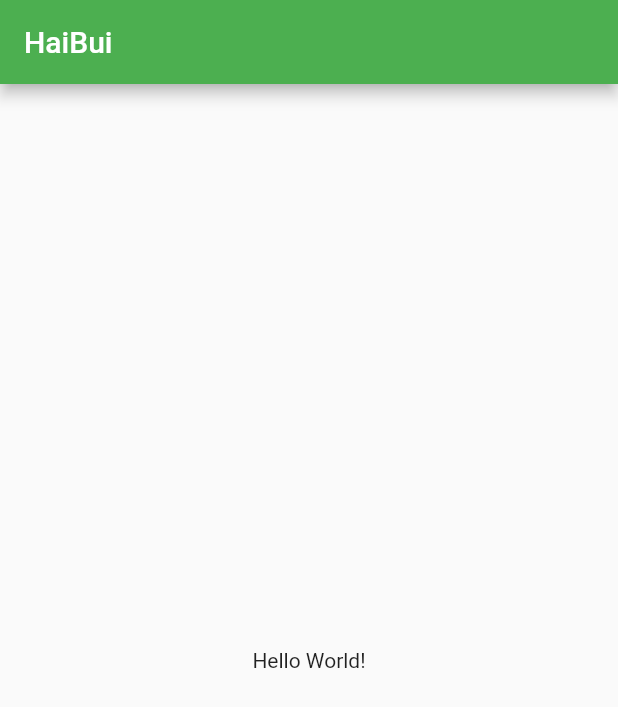
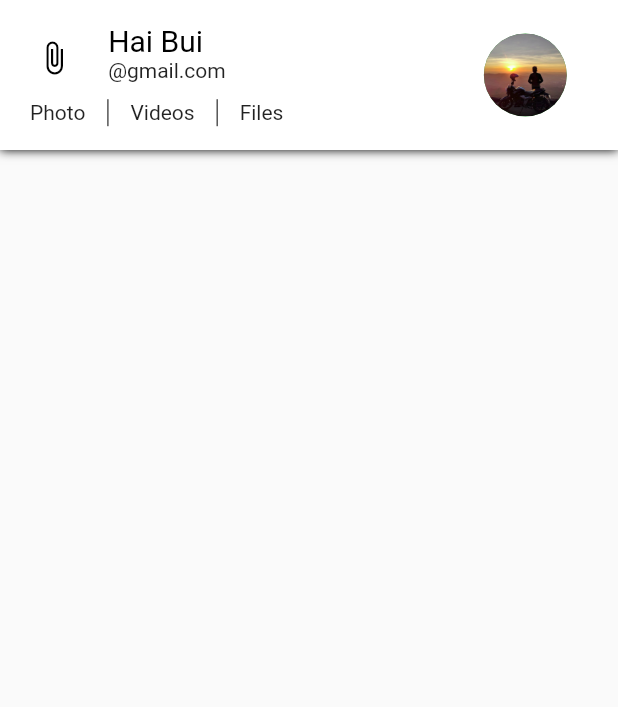
Before and after one commit to haibthe/flutter-messaging, a Flutter app: the screen it shows after launch, on a phone screen of 412 x 824 dp. Shown: the top 707 px of the screen. Run offline on Flutter 3.47's test engine with Material 2 defaults, Android fonts, the phone set to English and light mode, and no system bars.

Commit message:
Day 3-4: Building a chat Screen in Flutter - add user.png - chat_app_bar completed. - show chat_app_bar in app.

```diff
--- /dev/null
+++ b/lib/config/assets.dart
@@ -0,0 +1,3 @@
+class Assets {
+  static String user = 'assets/user.png';
+}
--- /dev/null
+++ b/lib/config/palette.dart
@@ -0,0 +1,18 @@
+import 'package:flutter/material.dart';
+
+class Palette {
+  static Color primaryColor = Colors.blue;
+  static Color secondaryColor = Colors.black;
+  //
+  static Color primaryTextColor = Colors.black;
+  static Color secondaryTextColor = Colors.black87;
+  //
+  static Color primaryBackgroundColor = Colors.white;
+  //
+  static Color selfMessageBackgroundColor = Colors.blueGrey;
+  static Color otherMessageBackgroundColor = Colors.tealAccent;
+  static Color selfMessageColor = Colors.white;
+  static Color otherMessageColor = Color(0xff3f3f3f);
+  //
+  static Color greyColor = Colors.grey;
+}
--- a/lib/main.dart
+++ b/lib/main.dart
@@ -1,4 +1,5 @@
 import 'package:flutter/material.dart';
+import 'package:messaging_app/pages/conversation_page_list.dart';
 
 void main() => runApp(MyApp());
 
@@ -11,28 +12,28 @@ class MyApp extends StatelessWidget {
       theme: ThemeData(
         primarySwatch: Colors.green,
       ),
-      home: MyHomePage(title: 'HaiBui'),
+      home: ConversationPageList(),
     );
   }
 }
 
-class MyHomePage extends StatefulWidget {
-  MyHomePage({Key key, this.title}) : super(key: key);
-
-  final String title;
-
-  @override
-  _MyHomePageState createState() => _MyHomePageState();
-}
-
-class _MyHomePageState extends State<MyHomePage> {
-  @override
-  Widget build(BuildContext context) {
-    return Scaffold(
-      appBar: AppBar(
-        title: Text(widget.title),
-      ),
-      body: Center(child: Text('Hello World!')),
-    );
-  }
-}
+//class MyHomePage extends StatefulWidget {
+//  MyHomePage({Key key, this.title}) : super(key: key);
+//
+//  final String title;
+//
+//  @override
+//  _MyHomePageState createState() => _MyHomePageState();
+//}
+//
+//class _MyHomePageState extends State<MyHomePage> {
+//  @override
+//  Widget build(BuildContext context) {
+//    return Scaffold(
+//      appBar: AppBar(
+//        title: Text(widget.title),
+//      ),
+//      body: Center(child: Text('Hello World!')),
+//    );
+//  }
+//}
--- /dev/null
+++ b/lib/pages/conversation_page.dart
@@ -0,0 +1,30 @@
+import 'package:flutter/material.dart';
+import 'package:messaging_app/widget/chat_app_bar.dart';
+import 'package:messaging_app/widget/chat_list_widget.dart';
+import 'package:messaging_app/widget/input_widget.dart';
+
+class ConversationPage extends StatefulWidget {
+  @override
+  _ConversationPageState createState() => new _ConversationPageState();
+}
+
+class _ConversationPageState extends State<ConversationPage> {
+  @override
+  Widget build(BuildContext context) {
+    return SafeArea(
+      child: Scaffold(
+        appBar: ChatAppBar(),
+        body: Stack(
+          children: <Widget>[
+            Column(
+              children: <Widget>[
+                ChatListWidget(),
+                InputWidget(),
+              ],
+            )
+          ],
+        ),
+      ),
+    );
+  }
+}
--- /dev/null
+++ b/lib/pages/conversation_page_list.dart
@@ -0,0 +1,20 @@
+import 'package:flutter/material.dart';
+import 'package:messaging_app/pages/conversation_page.dart';
+
+class ConversationPageList extends StatefulWidget {
+  @override
+  _ConversationPageListState createState() => new _ConversationPageListState();
+}
+
+class _ConversationPageListState extends State<ConversationPageList> {
+  @override
+  Widget build(BuildContext context) {
+    return PageView(
+      children: <Widget>[
+        ConversationPage(),
+        ConversationPage(),
+        ConversationPage(),
+      ],
+    );
+  }
+}
--- /dev/null
+++ b/lib/widget/chat_app_bar.dart
@@ -0,0 +1,128 @@
+import 'package:flutter/material.dart';
+import 'package:messaging_app/config/assets.dart';
+import 'package:messaging_app/config/palette.dart';
+
+class ChatAppBar extends StatelessWidget implements PreferredSizeWidget {
+  final double height = 100;
+
+  ChatAppBar();
+
+  @override
+  Widget build(BuildContext context) {
+    var textHeading = TextStyle(color: Palette.primaryTextColor, fontSize: 20);
+    var textStyle = TextStyle(color: Palette.secondaryTextColor);
+
+    var width = MediaQuery.of(context).size.width;
+
+    return Material(
+      child: Container(
+        decoration: BoxDecoration(boxShadow: [
+          BoxShadow(
+            color: Colors.black,
+            blurRadius: 5.0,
+          )
+        ]),
+        child: Container(
+          color: Palette.primaryBackgroundColor,
+          child: Row(
+            children: <Widget>[
+              Expanded(
+                flex: 7,
+                child: Center(
+                  child: Column(
+                    mainAxisSize: MainAxisSize.min,
+                    children: <Widget>[
+                      Container(
+                        height: 70 - (width * 0.06),
+                        child: Row(
+                          crossAxisAlignment: CrossAxisAlignment.start,
+                          children: <Widget>[
+                            Expanded(
+                              flex: 2,
+                              child: Center(
+                                child: Icon(
+                                  Icons.attach_file,
+                                  color: Palette.secondaryColor,
+                                ),
+                              ),
+                            ),
+                            Expanded(
+                              flex: 6,
+                              child: Container(
+                                child: Column(
+                                  crossAxisAlignment: CrossAxisAlignment.start,
+                                  mainAxisAlignment: MainAxisAlignment.center,
+                                  mainAxisSize: MainAxisSize.min,
+                                  children: <Widget>[
+                                    Text(
+                                      "Hai Bui",
+                                      style: textHeading,
+                                    ),
+                                    Text(
+                                      "@gmail.com",
+                                      style: textStyle,
+                                    )
+                                  ],
+                                ),
+                              ),
+                            )
+                          ],
+                        ),
+                      ),
+                      Container(
+                        height: 23,
+                        padding: EdgeInsets.fromLTRB(20, 5, 5, 0),
+                        child: Row(
+                          children: <Widget>[
+                            Text(
+                              "Photo",
+                              style: textStyle,
+                            ),
+                            VerticalDivider(
+                              width: 30,
+                              color: Palette.primaryTextColor,
+                            ),
+                            Text(
+                              "Videos",
+                              style: textStyle,
+                            ),
+                            VerticalDivider(
+                              width: 30,
+                              color: Palette.primaryTextColor,
+                            ),
+                            Text(
+                              "Files",
+                              style: textStyle,
+                            ),
+                          ],
+                        ),
+                      )
+                    ],
+                  ),
+                ),
+              ),
+              Expanded(
+                flex: 3,
+                child: Container(
+                  child: Center(
+                    child: CircleAvatar(
+                      radius: (80 - (width * 0.06)) / 2,
+                      backgroundImage: Image.asset(
+                        Assets.user,
+                      ).image,
+                    ),
+                  ),
+                ),
+              )
+            ],
+          ),
+        ),
+      ),
+    );
+  }
+
+  @override
+  Size get preferredSize {
+    return Size.fromHeight(height);
+  }
+}
--- /dev/null
+++ b/lib/widget/chat_item_widget.dart
@@ -0,0 +1,11 @@
+import 'package:flutter/material.dart';
+
+class ChatItemWidget extends StatelessWidget {
+  ChatItemWidget();
+
+  @override
+  Widget build(BuildContext context) {
+    // TODO: add widget build method
+    return Container();
+  }
+}
--- /dev/null
+++ b/lib/widget/chat_list_widget.dart
@@ -0,0 +1,10 @@
+import 'package:flutter/material.dart';
+
+class ChatListWidget extends StatelessWidget {
+  ChatListWidget();
+
+  @override
+  Widget build(BuildContext context) {
+    return Container();
+  }
+}
--- /dev/null
+++ b/lib/widget/input_widget.dart
@@ -0,0 +1,10 @@
+import 'package:flutter/material.dart';
+
+class InputWidget extends StatelessWidget {
+  InputWidget();
+
+  @override
+  Widget build(BuildContext context) {
+    return Container();
+  }
+}
--- a/pubspec.yaml
+++ b/pubspec.yaml
@@ -23,6 +23,7 @@ dependencies:
   # The following adds the Cupertino Icons font to your application.
   # Use with the CupertinoIcons class for iOS style icons.
   cupertino_icons: ^0.1.2
+  intl: ^0.16.0
 
 dev_dependencies:
   flutter_test:
@@ -41,7 +42,8 @@ flutter:
   uses-material-design: true
 
   # To add assets to your application, add an assets section, like this:
-  # assets:
+  assets:
+    - assets/user.png
   #  - images/a_dot_burr.jpeg
   #  - images/a_dot_ham.jpeg
 
```
Also changed, not shown: assets/user.png (added).
